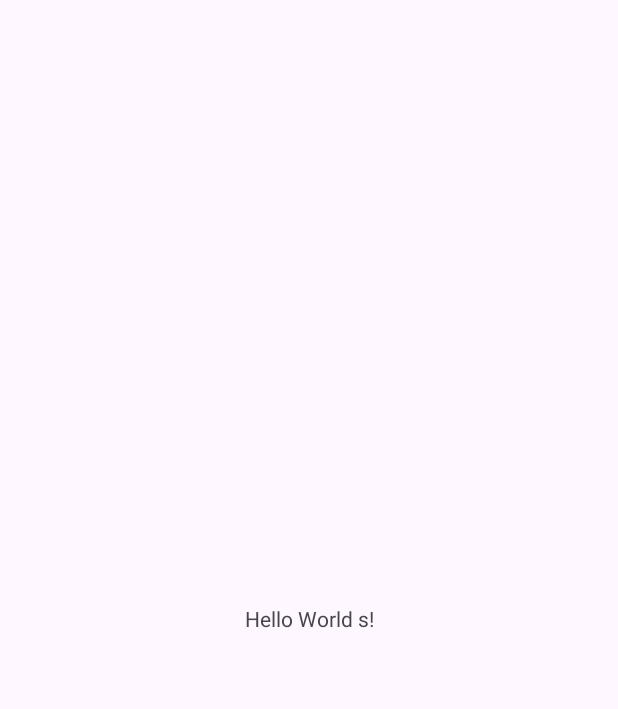
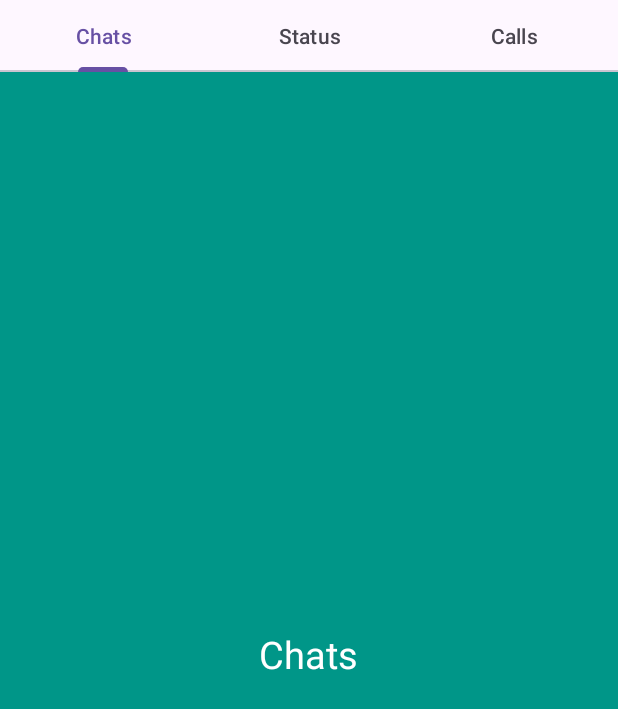
Before and after one commit to sangwa2782/testapplication, an Android app: the screen it shows after launch (MainActivity), on a phone screen of 412 x 824 dp. Before the commit the part shown is almost empty. Shown: the top 709 px of the screen. Run offline under Robolectric (Android 15) with nearby library versions, the phone set to English and light mode, and no system bars.

Commit message:
Tab view complete

```diff
--- a/p16tabview/app/build.gradle
+++ b/p16tabview/app/build.gradle
@@ -33,6 +33,7 @@ dependencies {
     implementation 'androidx.appcompat:appcompat:1.6.1'
     implementation 'com.google.android.material:material:1.5.0'
     implementation 'androidx.constraintlayout:constraintlayout:2.1.4'
+    implementation 'androidx.legacy:legacy-support-v4:1.0.0'
     testImplementation 'junit:junit:4.13.2'
     androidTestImplementation 'androidx.test.ext:junit:1.1.5'
     androidTestImplementation 'androidx.test.espresso:espresso-core:3.5.1'
--- /dev/null
+++ b/p16tabview/app/src/main/java/com/ajayam/p16tabview/ChatFragment.java
@@ -0,0 +1,27 @@
+package com.ajayam.p16tabview;
+
+import android.os.Bundle;
+
+import androidx.fragment.app.Fragment;
+
+import android.view.LayoutInflater;
+import android.view.View;
+import android.view.ViewGroup;
+
+public class ChatFragment extends Fragment {
+
+
+
+    public ChatFragment() {
+        // Required empty public constructor
+    }
+
+
+
+    @Override
+    public View onCreateView(LayoutInflater inflater, ViewGroup container,
+                             Bundle savedInstanceState) {
+        // Inflate the layout for this fragment
+        return inflater.inflate(R.layout.fragment_chat, container, false);
+    }
+}
--- a/p16tabview/app/src/main/java/com/ajayam/p16tabview/MainActivity.java
+++ b/p16tabview/app/src/main/java/com/ajayam/p16tabview/MainActivity.java
@@ -1,14 +1,26 @@
 package com.ajayam.p16tabview;
 
 import androidx.appcompat.app.AppCompatActivity;
+import androidx.viewpager.widget.ViewPager;
 
 import android.os.Bundle;
 
+import com.google.android.material.tabs.TabLayout;
+
 public class MainActivity extends AppCompatActivity {
-
+TabLayout tab;
+ViewPager viewPager;
     @Override
     protected void onCreate(Bundle savedInstanceState) {
         super.onCreate(savedInstanceState);
         setContentView(R.layout.activity_main);
+
+        tab = findViewById(R.id.tab);
+        viewPager = findViewById(R.id.viewPager);
+
+        viewPagerMassangerAdapter adapter = new viewPagerMassangerAdapter(getSupportFragmentManager());
+        viewPager.setAdapter(adapter);
+
+        tab.setupWithViewPager(viewPager);
     }
 }
--- /dev/null
+++ b/p16tabview/app/src/main/java/com/ajayam/p16tabview/StatusFragment.java
@@ -0,0 +1,22 @@
+package com.ajayam.p16tabview;
+
+import android.os.Bundle;
+
+import androidx.fragment.app.Fragment;
+
+import android.view.LayoutInflater;
+import android.view.View;
+import android.view.ViewGroup;
+
+public class StatusFragment extends Fragment {
+    public StatusFragment() {
+        // Required empty public constructor
+    }
+
+    @Override
+    public View onCreateView(LayoutInflater inflater, ViewGroup container,
+                             Bundle savedInstanceState) {
+        // Inflate the layout for this fragment
+        return inflater.inflate(R.layout.fragment_status, container, false);
+    }
+}
--- /dev/null
+++ b/p16tabview/app/src/main/java/com/ajayam/p16tabview/viewPagerMassangerAdapter.java
@@ -0,0 +1,43 @@
+package com.ajayam.p16tabview;
+
+import androidx.annotation.NonNull;
+import androidx.annotation.Nullable;
+import androidx.fragment.app.Fragment;
+import androidx.fragment.app.FragmentManager;
+import androidx.fragment.app.FragmentPagerAdapter;
+
+public class viewPagerMassangerAdapter extends FragmentPagerAdapter {
+    public viewPagerMassangerAdapter(@NonNull FragmentManager fm) {
+        super(fm);
+    }
+
+    @NonNull
+    @Override
+    public Fragment getItem(int position) {
+        if (position==0) {
+            return new ChatFragment();
+        } else if (position==1) {
+            return new StatusFragment();
+        }
+        else {
+            return new CallsFragment();
+        }
+    }
+
+    @Override
+    public int getCount() {
+        return 3; //no. of tabs
+    }
+
+
+    @Override
+    public CharSequence getPageTitle(int position) {
+        if (position==0){
+            return "Chats";
+        } else if (position==1) {
+            return "Status";
+        } else {
+            return "Calls";
+        }
+    }
+}
--- a/p16tabview/app/src/main/res/layout/activity_main.xml
+++ b/p16tabview/app/src/main/res/layout/activity_main.xml
@@ -1,18 +1,22 @@
 <?xml version="1.0" encoding="utf-8"?>
-<androidx.constraintlayout.widget.ConstraintLayout xmlns:android="http://schemas.android.com/apk/res/android"
+<LinearLayout xmlns:android="http://schemas.android.com/apk/res/android"
     xmlns:app="http://schemas.android.com/apk/res-auto"
     xmlns:tools="http://schemas.android.com/tools"
     android:layout_width="match_parent"
     android:layout_height="match_parent"
+    android:orientation="vertical"
     tools:context=".MainActivity">
 
-    <TextView
-        android:layout_width="wrap_content"
-        android:layout_height="wrap_content"
-        android:text="Hello World s!"
-        app:layout_constraintBottom_toBottomOf="parent"
-        app:layout_constraintEnd_toEndOf="parent"
-        app:layout_constraintStart_toStartOf="parent"
-        app:layout_constraintTop_toTopOf="parent" />
 
-</androidx.constraintlayout.widget.ConstraintLayout>
+    <com.google.android.material.tabs.TabLayout
+        android:id="@+id/tab"
+        android:layout_width="match_parent"
+        android:layout_height="wrap_content" />
+
+    <androidx.viewpager.widget.ViewPager
+        android:id="@+id/viewPager"
+        android:layout_width="match_parent"
+        android:layout_height="match_parent"/>
+
+
+</LinearLayout>
--- /dev/null
+++ b/p16tabview/app/src/main/res/layout/fragment_chat.xml
@@ -0,0 +1,19 @@
+<?xml version="1.0" encoding="utf-8"?>
+<LinearLayout xmlns:android="http://schemas.android.com/apk/res/android"
+    xmlns:tools="http://schemas.android.com/tools"
+    android:layout_width="match_parent"
+    android:layout_height="match_parent"
+    android:background="#009688"
+    android:gravity="center"
+    tools:context=".ChatFragment">
+
+    <!-- TODO: Update blank fragment layout -->
+    <TextView
+        android:layout_width="wrap_content"
+        android:layout_height="wrap_content"
+        android:text="Chats"
+        android:textSize="25sp"
+        android:textColor="#fff"
+        />
+
+</LinearLayout>
--- a/p16tabview/app/src/main/res/values/strings.xml
+++ b/p16tabview/app/src/main/res/values/strings.xml
@@ -1,3 +1,5 @@
 <resources>
     <string name="app_name">p16 tabview</string>
+    <!-- TODO: Remove or change this placeholder text -->
+    <string name="hello_blank_fragment">Hello blank fragment</string>
 </resources>
```
Also changed, not shown: p16tabview/app/src/main/java/com/ajayam/p16tabview/CallsFragment.java (added, +27 -0 lines), p16tabview/app/src/main/res/layout/fragment_calls.xml (added, +19 -0 lines), p16tabview/app/src/main/res/layout/fragment_status.xml (added, +19 -0 lines).
